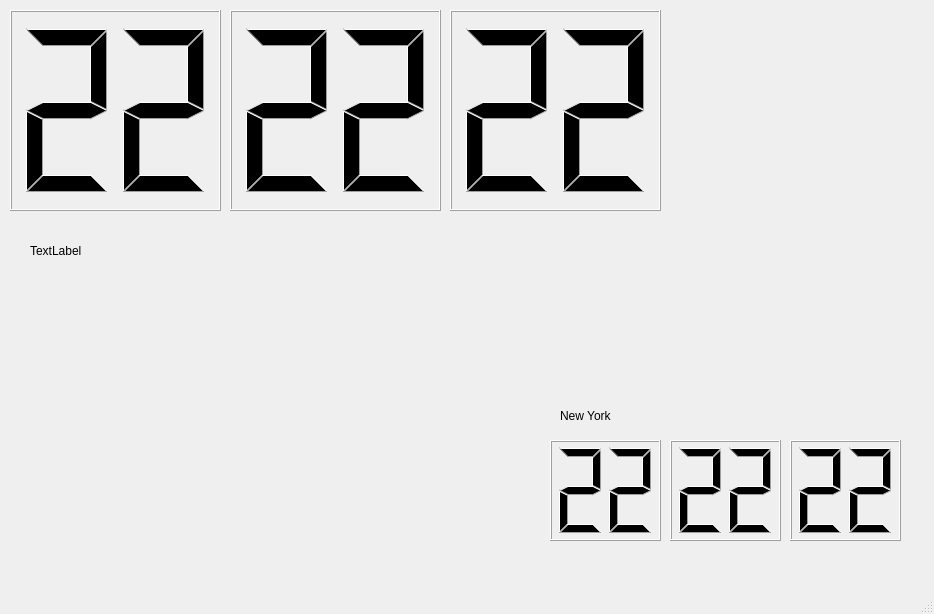
Old version of the form mainwindow.ui in the repository thespriteowl/Lab04.
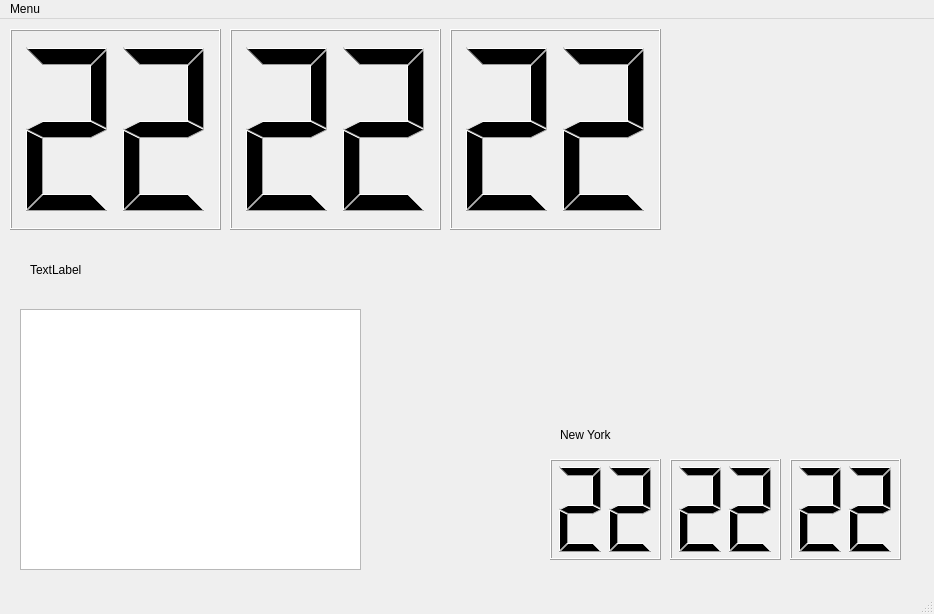
New version of the form.

The edit to the form file:
```diff
--- a/mainwindow.ui
+++ b/mainwindow.ui
@@ -136,6 +136,16 @@
      <string>TextLabel</string>
     </property>
    </widget>
+   <widget class="QTableView" name="todoTable">
+    <property name="geometry">
+     <rect>
+      <x>20</x>
+      <y>290</y>
+      <width>341</width>
+      <height>261</height>
+     </rect>
+    </property>
+   </widget>
   </widget>
   <widget class="QMenuBar" name="menubar">
    <property name="geometry">
@@ -146,6 +156,14 @@
      <height>22</height>
     </rect>
    </property>
+   <widget class="QMenu" name="menuMenu">
+    <property name="title">
+     <string>Menu</string>
+    </property>
+    <addaction name="actionImport_To_Do_List"/>
+    <addaction name="actionTerminate"/>
+   </widget>
+   <addaction name="menuMenu"/>
   </widget>
   <widget class="QStatusBar" name="statusbar"/>
  </widget>
```
Left out of the diff: 10 changed lines with no effect on the pictures.
